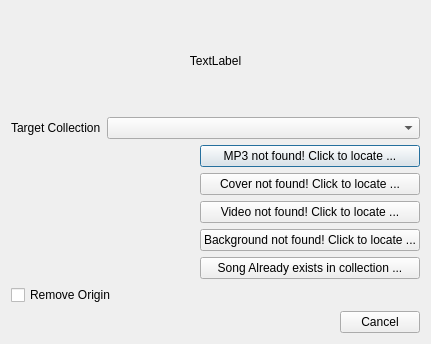
This is ui/songimportdialog.ui in mhaehnel/UltraEdit as Qt 5 draws it before an edit. The edited form follows.
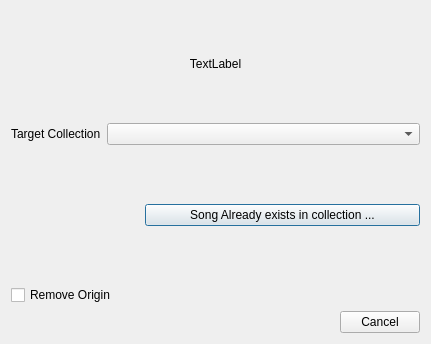
This is the edited form. Icons and pictures are not drawn.

Commit message: Simplified import logic Made import messages dynamic

What changed in the file:
```diff
--- a/ui/songimportdialog.ui
+++ b/ui/songimportdialog.ui
@@ -41,7 +41,7 @@
       </layout>
      </item>
      <item>
-      <layout class="QHBoxLayout" name="horizontalLayout">
+      <layout class="QHBoxLayout" name="horizontalLayout" stretch="0,1">
        <item>
         <widget class="QLabel" name="cover">
          <property name="minimumSize">
@@ -62,51 +62,7 @@
         </widget>
        </item>
        <item>
-        <layout class="QVBoxLayout" name="verticalLayout">
-         <item>
-          <widget class="QPushButton" name="noMP3">
-           <property name="text">
-            <string>MP3 not found! Click to locate ...</string>
-           </property>
-           <property name="icon">
-            <iconset theme="dialog-error">
-             <normaloff>.</normaloff>.</iconset>
-           </property>
-          </widget>
-         </item>
-         <item>
-          <widget class="QPushButton" name="noCover">
-           <property name="text">
-            <string>Cover not found! Click to locate ...</string>
-           </property>
-           <property name="icon">
-            <iconset theme="dialog-warning">
-             <normaloff>.</normaloff>.</iconset>
-           </property>
-          </widget>
-         </item>
-         <item>
-          <widget class="QPushButton" name="noVideo">
-           <property name="text">
-            <string>Video not found! Click to locate ...</string>
-           </property>
-           <property name="icon">
-            <iconset theme="dialog-warning">
-             <normaloff>.</normaloff>.</iconset>
-           </property>
-          </widget>
-         </item>
-         <item>
-          <widget class="QPushButton" name="noBackground">
-           <property name="text">
-            <string>Background not found! Click to locate ...</string>
-           </property>
-           <property name="icon">
-            <iconset theme="dialog-warning">
-             <normaloff>.</normaloff>.</iconset>
-           </property>
-          </widget>
-         </item>
+        <layout class="QVBoxLayout" name="infos">
          <item>
           <widget class="QPushButton" name="dupe">
            <property name="enabled">
```
Left out of the diff: 8 changed lines with no effect on the pictures. The commit also changes 2 other files.
